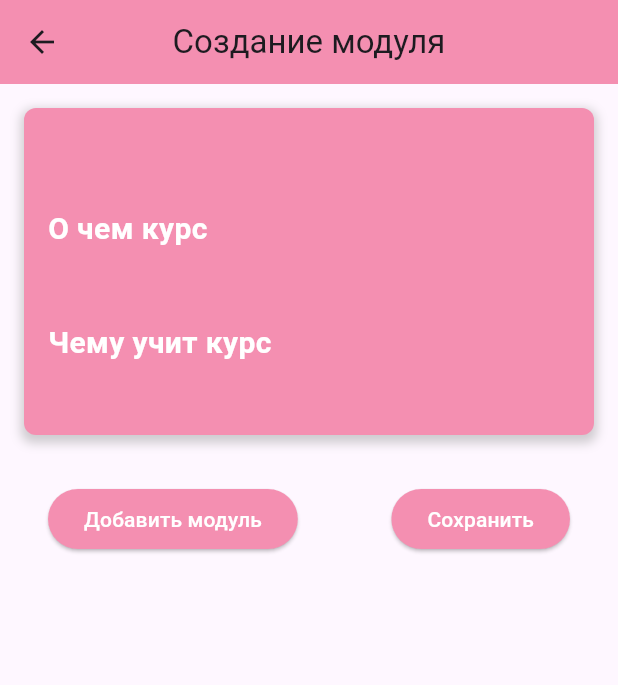
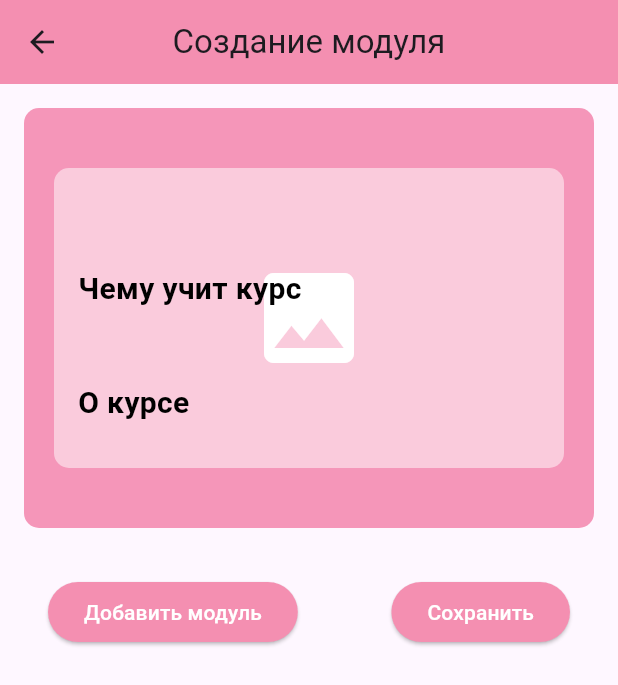
Before and after one commit to bosonhiiggs/MT-Client, a Flutter app: the CreateCoursePage3 screen opened directly with empty values, on a phone screen of 412 x 824 dp. Shown: the top 685 px of the screen. Run offline on Flutter 3.47's test engine with Material 3 defaults, Android fonts, the phone set to English and light mode, and no system bars; our stand-ins replace file_picker, image_picker, shared_preferences, video_player; missing offline and left inert: appmetrica_plugin; accounts and stored records are empty.

Commit message:
new navigation

```diff
--- a/lib/create_courses/create_course_moduels.dart
+++ b/lib/create_courses/create_course_moduels.dart
@@ -1,17 +1,19 @@
+import 'dart:io';
 import 'package:client/create_courses/create_course_naming.dart';
 import 'package:flutter/material.dart';
 import 'create_lessons.dart';
-
 
 class CreateCoursePage3 extends StatefulWidget {
   final String courseName;
   final String courseDescription;
   final String courseAbout;
+  final String? courseImagePath; // Добавьте путь к изображению курса
 
   CreateCoursePage3({
     required this.courseName,
     required this.courseDescription,
     required this.courseAbout,
+    this.courseImagePath,
   });
 
   @override
@@ -39,21 +41,45 @@ class _CreateCoursePage3State extends State<CreateCoursePage3> {
           child: Column(
             crossAxisAlignment: CrossAxisAlignment.start,
             children: [
+              Stack(
+                children: [
                   Container(
-                width: 400, // Фиксированная ширина контейнера
-                padding: EdgeInsets.all(16.0),
+                    width: double.infinity,
+                    height: 280, // Увеличиваем высоту контейнера
                     decoration: BoxDecoration(
-                  color: Color(0xFFF48FB1),
-                  borderRadius: BorderRadius.circular(8.0),
-                  boxShadow: [
-                    BoxShadow(
-                      color: Colors.grey.withOpacity(0.5),
-                      spreadRadius: 2,
-                      blurRadius: 5,
-                      offset: Offset(0, 3),
+                      color: Color(0xFFF596B9),
+                      borderRadius: BorderRadius.circular(10),
                     ),
-                  ],
+                    child: widget.courseImagePath != null
+                        ? ClipRRect(
+                      borderRadius: BorderRadius.circular(10),
+                      child: Image.file(
+                        File(widget.courseImagePath!),
+                        fit: BoxFit.cover,
                       ),
+                    )
+                        : Center(
+                      child: Icon(
+                        Icons.photo,
+                        color: Colors.white,
+                        size: 80,
+                      ),
+                    ),
+                  ),
+                  Positioned.fill(
+                    child: Align(
+                      alignment: Alignment.center,
+                      child: Container(
+                        width: double.infinity,
+                        height: 200, // Уменьшаем высоту плашки
+                        margin: EdgeInsets.all(20), // Добавляем отступы от границ картинки
+                        decoration: BoxDecoration(
+                          color: Colors.white.withOpacity(0.5), // Полупрозрачный фон
+                          borderRadius: BorderRadius.circular(10),
+                        ),
+                        child: SingleChildScrollView(
+                          child: Padding(
+                            padding: const EdgeInsets.all(16.0),
                             child: Column(
                               crossAxisAlignment: CrossAxisAlignment.start,
                               children: [
@@ -62,24 +88,7 @@ class _CreateCoursePage3State extends State<CreateCoursePage3> {
                                   style: TextStyle(
                                     fontSize: 24,
                                     fontWeight: FontWeight.bold,
-                        color: Colors.white,
-                      ),
-                    ),
-                    SizedBox(height: 16),
-                    Text(
-                      'О чем курс',
-                      style: TextStyle(
-                        fontSize: 20,
-                        fontWeight: FontWeight.bold,
-                        color: Colors.white,
-                      ),
-                    ),
-                    SizedBox(height: 8),
-                    Text(
-                      widget.courseDescription,
-                      style: TextStyle(
-                        fontSize: 16,
-                        color: Colors.white,
+                                    color: Colors.black,
                                   ),
                                 ),
                                 SizedBox(height: 16),
@@ -88,7 +97,24 @@ class _CreateCoursePage3State extends State<CreateCoursePage3> {
                                   style: TextStyle(
                                     fontSize: 20,
                                     fontWeight: FontWeight.bold,
-                        color: Colors.white,
+                                    color: Colors.black,
+                                  ),
+                                ),
+                                SizedBox(height: 8),
+                                Text(
+                                  widget.courseDescription,
+                                  style: TextStyle(
+                                    fontSize: 16,
+                                    color: Colors.black,
+                                  ),
+                                ),
+                                SizedBox(height: 16),
+                                Text(
+                                  'О курсе',
+                                  style: TextStyle(
+                                    fontSize: 20,
+                                    fontWeight: FontWeight.bold,
+                                    color: Colors.black,
                                   ),
                                 ),
                                 SizedBox(height: 8),
@@ -96,11 +122,17 @@ class _CreateCoursePage3State extends State<CreateCoursePage3> {
                                   widget.courseAbout,
                                   style: TextStyle(
                                     fontSize: 16,
-                        color: Colors.white,
+                                    color: Colors.black,
                                   ),
                                 ),
                               ],
                             ),
+                          ),
+                        ),
+                      ),
+                    ),
+                  ),
+                ],
               ),
               SizedBox(height: 16),
               Padding(
--- a/lib/create_courses/create_course_naming.dart
+++ b/lib/create_courses/create_course_naming.dart
@@ -77,6 +77,7 @@ class _CreateCoursePageState2 extends State<CreateCoursePage2> {
               courseName: _courseName,
               courseDescription: _courseDescription,
               courseAbout: _courseAbout,
+              courseImagePath: _courseImage?.path,
             ),
           ),
         );
@@ -259,29 +260,6 @@ class _CreateCoursePageState2 extends State<CreateCoursePage2> {
                         }
                       },
                     ),
-                    ElevatedButton(
-                      child: Text('Далее'),
-                      style: ElevatedButton.styleFrom(
-                        foregroundColor: Colors.white,
-                        backgroundColor: Color(0xFFF48FB1),
-                        shape: StadiumBorder(),
-                      ),
-                      onPressed: () {
-                        if (_formKey.currentState!.validate()) {
-                          _formKey.currentState!.save();
-                          Navigator.push(
-                            context,
-                            MaterialPageRoute(
-                              builder: (context) => CreateCoursePage3(
-                                courseName: _courseName,
-                                courseDescription: _courseDescription,
-                                courseAbout: _courseAbout,
-                              ),
-                            ),
-                          );
-                        }
-                      },
-                    ),
                   ],
                 ),
               ],
```
Lines whose indentation alone changed are shown as unchanged.
